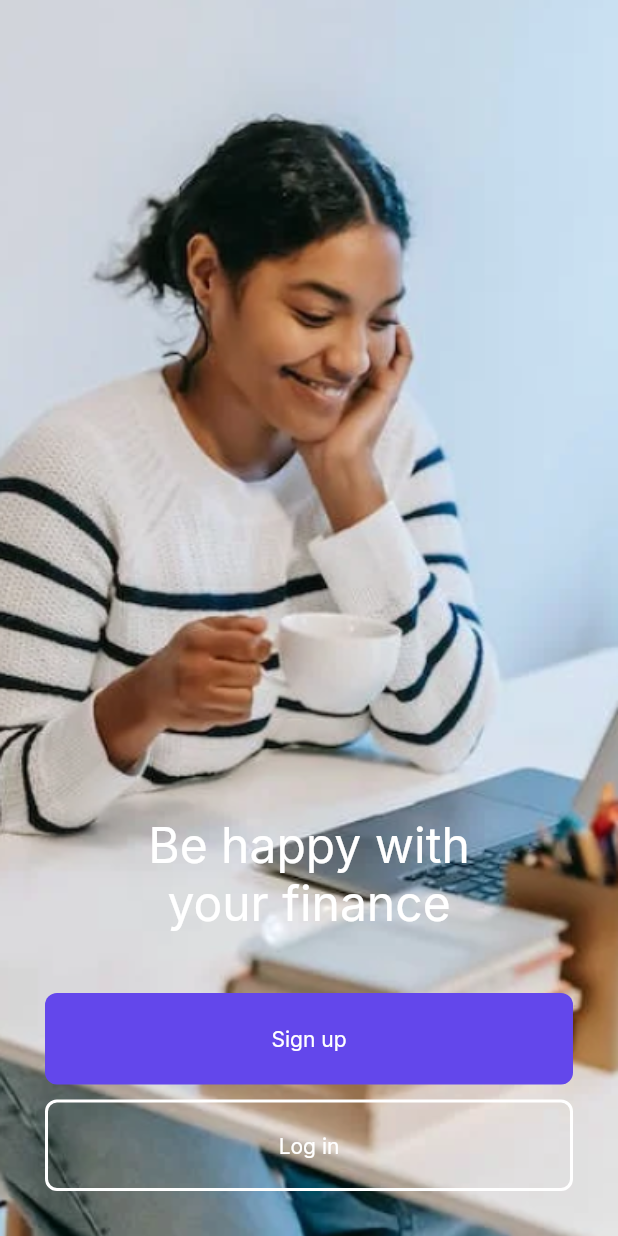
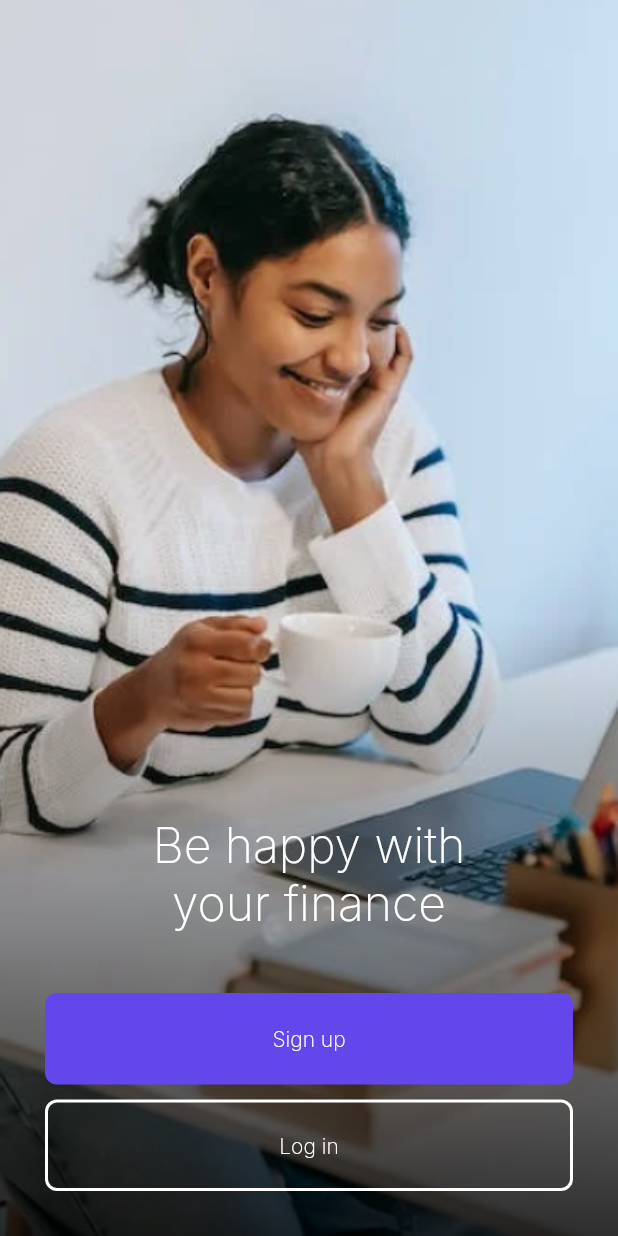
Before and after one commit to emekoba/fintree, a Flutter app: the screen it shows after launch, on a phone screen of 412 x 824 dp. Run offline on Flutter 3.47's test engine with Material 2 defaults, Android fonts, the phone set to English and light mode, and no system bars; our stand-ins replace font_awesome_flutter, get, google_fonts.

Commit message:
impl homeview; added gradient to welcome screen img; more helper widgets

```diff
--- a/lib/pages/welcome.page.dart
+++ b/lib/pages/welcome.page.dart
@@ -22,6 +22,22 @@ class WelcomePage extends StatelessWidget {
             ),
           ),
           Positioned.fill(
+            bottom: 0,
+            child: Container(
+              decoration: BoxDecoration(
+                gradient: LinearGradient(
+                  begin: Alignment.topCenter,
+                  end: Alignment.bottomCenter,
+                  colors: [
+                    Colors.transparent, // Top color (transparent)
+                    Colors.transparent, // Top color (transparent)
+                    Colors.black.withOpacity(0.8), // Bottom color (darker)
+                  ],
+                ),
+              ),
+            ),
+          ),
+          Positioned.fill(
             child: Column(
               children: [
                 const Expanded(
@@ -32,6 +48,7 @@ class WelcomePage extends StatelessWidget {
                     'Be happy with your finance',
                     size: 32,
                     center: true,
+                    weight: FontWeight.w200,
                   ).paddingSymmetric(horizontal: Get.width / 7),
                 ),
                 const Box(height: 40),
--- a/lib/widgets/ft_button.dart
+++ b/lib/widgets/ft_button.dart
@@ -93,6 +93,7 @@ class FtButton extends StatelessWidget {
                             label ?? "",
                             size: textSize ?? 16,
                             color: textColor ?? Colors.white,
+                            weight: FontWeight.w200,
                           ),
                     ),
                     if (endIcon == null)
@@ -118,6 +119,7 @@ class FtButton extends StatelessWidget {
                           label ?? "",
                           size: textSize,
                           color: textColor ?? Colors.white,
+                          weight: FontWeight.w200,
                         ),
                     if (endIcon == null)
                       Container()
```
Also changed, not shown: lib/widgets/dismiss_keyboard.dart (added, +15 -0 lines), lib/widgets/ft_scaffold.dart (added, +101 -0 lines), lib/pages/home_view.page.dart (added).
